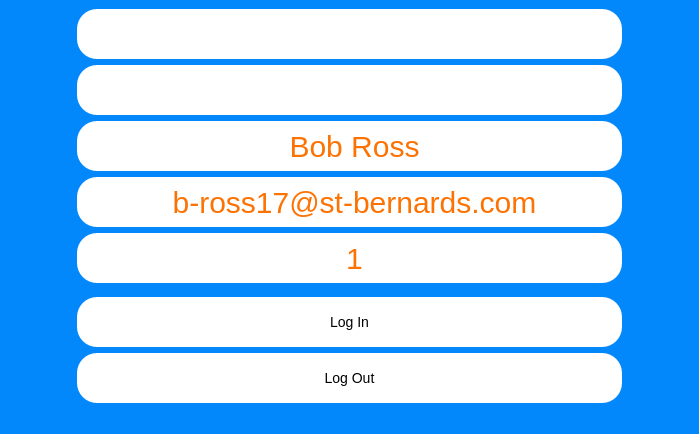
Before: the Qt Designer form Client-Side/Ui/AccountWindow.ui in atlas-aerospace-yt/LabManagementSystem, drawn with Qt 5.
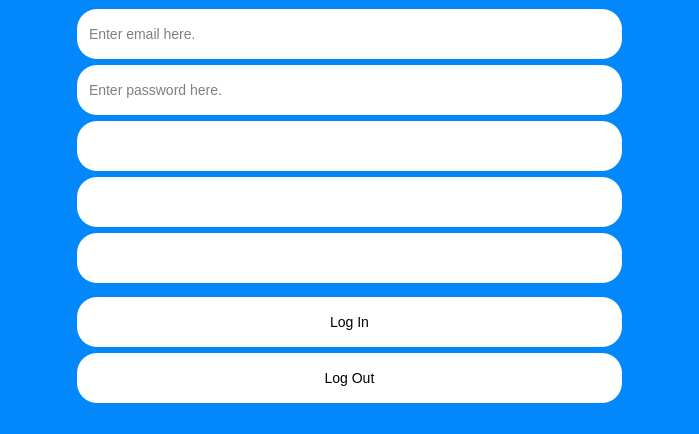
After: the same form once the commit is applied.

Commit message: Hashing account

The edit to the form file:
```diff
--- a/Client-Side/Ui/AccountWindow.ui
+++ b/Client-Side/Ui/AccountWindow.ui
@@ -103,13 +103,19 @@
        </spacer>
       </item>
       <item row="1" column="1">
-       <widget class="QLineEdit" name="email_in">
+       <widget class="QLineEdit" name="password">
         <property name="minimumSize">
          <size>
           <width>0</width>
           <height>50</height>
          </size>
         </property>
+        <property name="echoMode">
+         <enum>QLineEdit::Password</enum>
+        </property>
+        <property name="placeholderText">
+         <string>Enter password here.</string>
+        </property>
        </widget>
       </item>
       <item row="5" column="1">
@@ -134,7 +140,7 @@
          </size>
         </property>
         <property name="text">
-         <string>Bob Ross</string>
+         <string/>
         </property>
         <property name="alignment">
          <set>Qt::AlignCenter</set>
@@ -155,13 +161,16 @@
        </widget>
       </item>
       <item row="0" column="1">
-       <widget class="QLineEdit" name="name_in">
+       <widget class="QLineEdit" name="email_in">
         <property name="minimumSize">
          <size>
           <width>0</width>
           <height>50</height>
          </size>
         </property>
+        <property name="placeholderText">
+         <string>Enter email here.</string>
+        </property>
        </widget>
       </item>
       <item row="0" column="2">
@@ -186,7 +195,7 @@
          </size>
         </property>
         <property name="text">
-         <string>b-ross17@st-bernards.com</string>
+         <string/>
         </property>
         <property name="alignment">
          <set>Qt::AlignCenter</set>
@@ -202,7 +211,7 @@
          </size>
         </property>
         <property name="text">
-         <string>1</string>
+         <string/>
         </property>
         <property name="alignment">
          <set>Qt::AlignCenter</set>
```
The commit also changes 2 other files.
